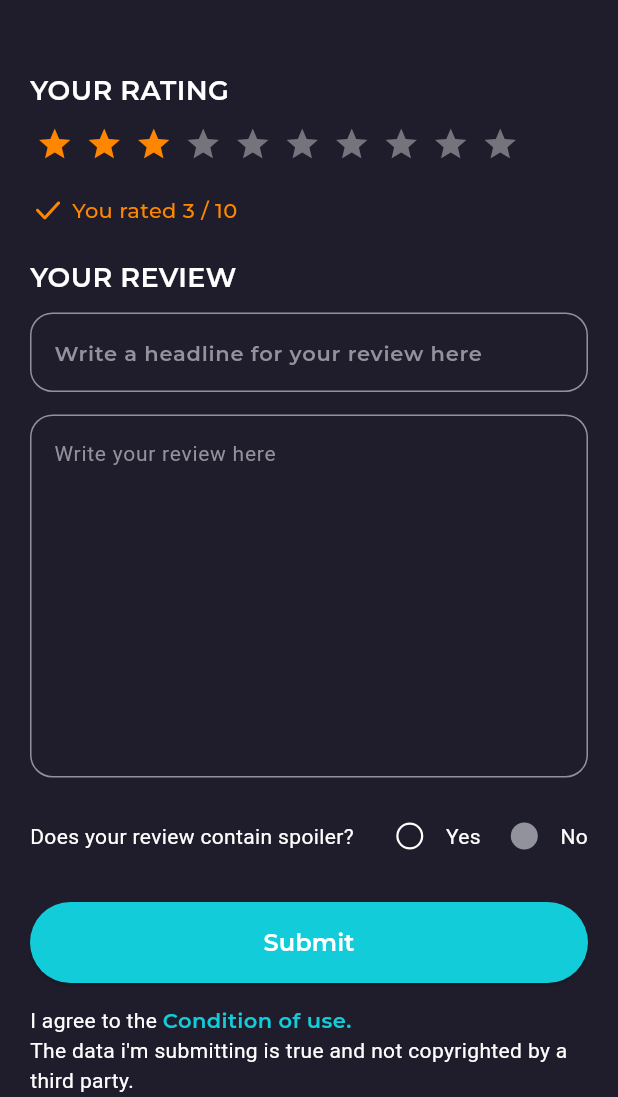
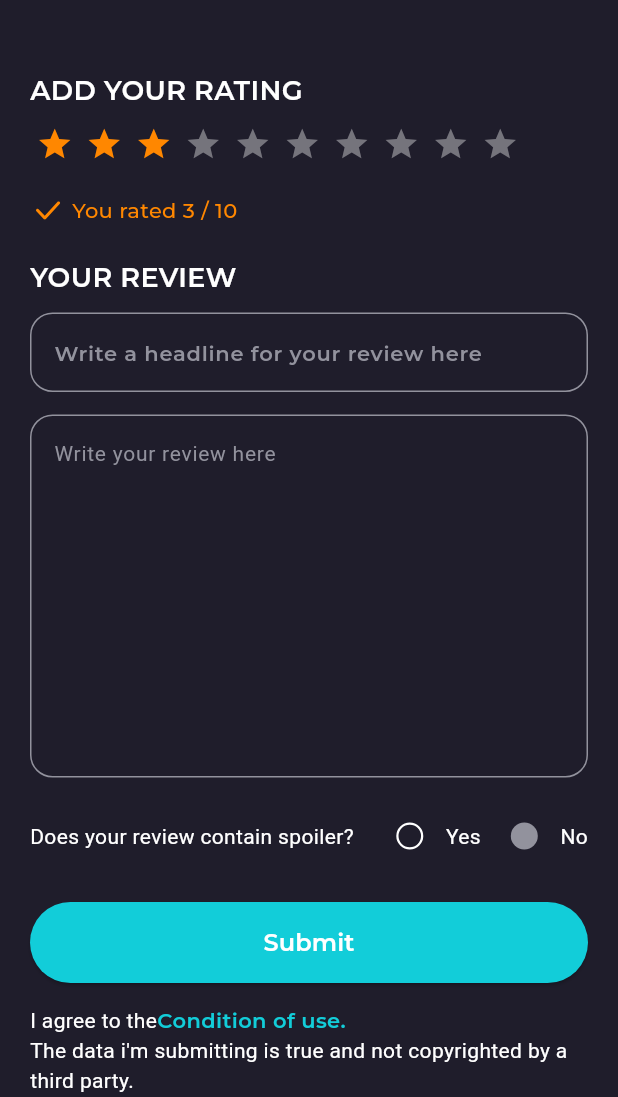
Before and after one commit to Mohammad-Nikmard/Cinemax, a Flutter app: the CommentsScreen screen opened directly with empty values, after a tap on "ADD YOUR REVIEW", on a phone screen of 412 x 824 dp, the part 139-1236 px from its top. Run offline on Flutter 3.47's test engine with Material 3 defaults, Android fonts, the phone set to English and light mode, and no system bars; drawn by our look-alikes of flutter_rating_bar; our stand-ins replace cached_network_image, connectivity_plus, dartz, dio, dropdown_button2, equatable and 11 more; accounts and stored records are empty; generated files the repository leaves out were written again; network calls fail; Roboto replaces fonts that are missing (MR); project files that could hold a hidden picture were left out.

```diff
--- a/lib/ui/comments_screen.dart
+++ b/lib/ui/comments_screen.dart
@@ -5,6 +5,7 @@ import 'package:cinemax/widgets/cached_image.dart';
 import 'package:flutter/material.dart';
 import 'package:flutter_svg/svg.dart';
 import 'package:persistent_bottom_nav_bar/persistent_tab_view.dart';
+import 'package:flutter_gen/gen_l10n/app_localizations.dart';
 
 class CommentsScreen extends StatelessWidget {
   const CommentsScreen(
@@ -222,9 +223,9 @@ class _CommentsHeader extends StatelessWidget {
             Column(
               crossAxisAlignment: CrossAxisAlignment.start,
               children: [
-                Row(
-                  children: [
-                    Text(
+                SizedBox(
+                  width: 190,
+                  child: Text(
                     movieName,
                     style: TextStyle(
                       fontSize: (MediaQueryHandler.screenWidth(context) < 290)
@@ -233,8 +234,9 @@ class _CommentsHeader extends StatelessWidget {
                       color: TextColors.whiteText,
                       fontFamily: "MM",
                     ),
+                    overflow: TextOverflow.ellipsis,
                   ),
-                    const SizedBox(width: 10),
+                ),
                 Text(
                   "($year)",
                   style: TextStyle(
@@ -245,10 +247,8 @@ class _CommentsHeader extends StatelessWidget {
                     fontFamily: "MR",
                   ),
                 ),
-                  ],
-                ),
                 Text(
-                  "Users review",
+                  AppLocalizations.of(context)!.userReview,
                   style: TextStyle(
                     fontSize: (MediaQueryHandler.screenWidth(context) < 290)
                         ? 14
@@ -273,7 +273,7 @@ class _CommentsHeader extends StatelessWidget {
                     );
                   },
                   child: Text(
-                    "ADD YOUR REVIEW",
+                    AppLocalizations.of(context)!.addReview,
                     style: TextStyle(
                       fontSize: (MediaQueryHandler.screenWidth(context) < 290)
                           ? 10
--- a/lib/ui/post_comment_screen.dart
+++ b/lib/ui/post_comment_screen.dart
@@ -4,6 +4,7 @@ import 'package:cinemax/widgets/cached_image.dart';
 import 'package:flutter/material.dart';
 import 'package:flutter_rating_bar/flutter_rating_bar.dart';
 import 'package:flutter_svg/svg.dart';
+import 'package:flutter_gen/gen_l10n/app_localizations.dart';
 
 class PostCommentScreen extends StatefulWidget {
   const PostCommentScreen(
@@ -41,9 +42,9 @@ class _PostCommentScreenState extends State<PostCommentScreen> {
                   year: widget.year,
                   imageURL: widget.imageURL,
                 ),
-                const Text(
-                  "YOUR RATING",
-                  style: TextStyle(
+                Text(
+                  AppLocalizations.of(context)!.addRating,
+                  style: const TextStyle(
                     fontSize: 18,
                     color: TextColors.whiteText,
                     fontFamily: "MSB",
@@ -82,7 +83,7 @@ class _PostCommentScreenState extends State<PostCommentScreen> {
                     ),
                     const SizedBox(height: 5),
                     Text(
-                      " You rated $rateText / 10",
+                      " ${AppLocalizations.of(context)!.youRated} $rateText / 10",
                       style: const TextStyle(
                         fontFamily: "MM",
                         fontSize: 14,
@@ -92,9 +93,9 @@ class _PostCommentScreenState extends State<PostCommentScreen> {
                   ],
                 ),
                 const SizedBox(height: 20),
-                const Text(
-                  "YOUR REVIEW",
-                  style: TextStyle(
+                Text(
+                  AppLocalizations.of(context)!.yourReview,
+                  style: const TextStyle(
                     fontSize: 18,
                     color: TextColors.whiteText,
                     fontFamily: "MSB",
@@ -108,11 +109,11 @@ class _PostCommentScreenState extends State<PostCommentScreen> {
                     fontSize: 14,
                   ),
                   controller: headlineController,
-                  decoration: const InputDecoration(
-                    hintText: "Write a headline for your review here",
-                    hintStyle:
-                        TextStyle(color: TextColors.greyText, fontSize: 14),
-                    enabledBorder: OutlineInputBorder(
+                  decoration: InputDecoration(
+                    hintText: AppLocalizations.of(context)!.rheadline,
+                    hintStyle: const TextStyle(
+                        color: TextColors.greyText, fontSize: 14),
+                    enabledBorder: const OutlineInputBorder(
                       borderSide: BorderSide(
                         width: 1,
                         color: TextColors.greyText,
@@ -121,7 +122,7 @@ class _PostCommentScreenState extends State<PostCommentScreen> {
                         Radius.circular(15),
                       ),
                     ),
-                    focusedBorder: OutlineInputBorder(
+                    focusedBorder: const OutlineInputBorder(
                       borderSide: BorderSide(
                         width: 1,
                         color: TextColors.greyText,
@@ -141,11 +142,11 @@ class _PostCommentScreenState extends State<PostCommentScreen> {
                     fontSize: 14,
                   ),
                   controller: reviewController,
-                  decoration: const InputDecoration(
-                    hintText: "Write your review here",
-                    hintStyle:
-                        TextStyle(color: TextColors.greyText, fontSize: 14),
-                    enabledBorder: OutlineInputBorder(
+                  decoration: InputDecoration(
+                    hintText: AppLocalizations.of(context)!.rReview,
+                    hintStyle: const TextStyle(
+                        color: TextColors.greyText, fontSize: 14),
+                    enabledBorder: const OutlineInputBorder(
                       borderSide: BorderSide(
                         width: 1,
                         color: TextColors.greyText,
@@ -154,7 +155,7 @@ class _PostCommentScreenState extends State<PostCommentScreen> {
                         Radius.circular(15),
                       ),
                     ),
-                    focusedBorder: OutlineInputBorder(
+                    focusedBorder: const OutlineInputBorder(
                       borderSide: BorderSide(
                         width: 1,
                         color: TextColors.greyText,
@@ -171,9 +172,9 @@ class _PostCommentScreenState extends State<PostCommentScreen> {
                   children: [
                     SizedBox(
                       width: MediaQueryHandler.screenWidth(context) - 190,
-                      child: const Text(
-                        "Does your review contain spoiler? ",
-                        style: TextStyle(
+                      child: Text(
+                        AppLocalizations.of(context)!.spoil,
+                        style: const TextStyle(
                           fontFamily: "MR",
                           fontSize: 14,
                           color: TextColors.whiteText,
@@ -197,9 +198,9 @@ class _PostCommentScreenState extends State<PostCommentScreen> {
                                 });
                               },
                             ),
-                            const Text(
-                              "Yes",
-                              style: TextStyle(
+                            Text(
+                              AppLocalizations.of(context)!.yes,
+                              style: const TextStyle(
                                 fontSize: 14,
                                 fontFamily: "MR",
                                 color: TextColors.whiteText,
@@ -223,9 +224,9 @@ class _PostCommentScreenState extends State<PostCommentScreen> {
                                 });
                               },
                             ),
-                            const Text(
-                              "No",
-                              style: TextStyle(
+                            Text(
+                              AppLocalizations.of(context)!.no,
+                              style: const TextStyle(
                                 fontSize: 14,
                                 fontFamily: "MR",
                                 color: TextColors.whiteText,
@@ -243,9 +244,9 @@ class _PostCommentScreenState extends State<PostCommentScreen> {
                   width: MediaQueryHandler.screenWidth(context),
                   child: ElevatedButton(
                     onPressed: () {},
-                    child: const Text(
-                      "Submit",
-                      style: TextStyle(
+                    child: Text(
+                      AppLocalizations.of(context)!.submit,
+                      style: const TextStyle(
                         color: TextColors.whiteText,
                         fontSize: 16,
                         fontFamily: "MSB",
@@ -254,24 +255,24 @@ class _PostCommentScreenState extends State<PostCommentScreen> {
                   ),
                 ),
                 const SizedBox(height: 15),
-                const Padding(
-                  padding: EdgeInsets.only(bottom: 25),
+                Padding(
+                  padding: const EdgeInsets.only(bottom: 25),
                   child: Column(
                     crossAxisAlignment: CrossAxisAlignment.start,
                     children: [
                       Row(
                         children: [
                           Text(
-                            "I agree to the ",
-                            style: TextStyle(
+                            AppLocalizations.of(context)!.agree,
+                            style: const TextStyle(
                               color: TextColors.whiteText,
                               fontSize: 14,
                               fontFamily: "MR",
                             ),
                           ),
                           Text(
-                            "Condition of use.",
-                            style: TextStyle(
+                            AppLocalizations.of(context)!.conditionOfUse,
+                            style: const TextStyle(
                               color: PrimaryColors.blueAccentColor,
                               fontSize: 14,
                               fontFamily: "MSB",
@@ -280,8 +281,8 @@ class _PostCommentScreenState extends State<PostCommentScreen> {
                         ],
                       ),
                       Text(
-                        "The data i'm submitting is true and not copyrighted by a third party.",
-                        style: TextStyle(
+                        AppLocalizations.of(context)!.couCaption,
+                        style: const TextStyle(
                           color: TextColors.whiteText,
                           fontSize: 14,
                           fontFamily: "MR",
@@ -347,12 +348,15 @@ class _Header extends StatelessWidget {
           Column(
             crossAxisAlignment: CrossAxisAlignment.start,
             children: [
-              Text(
-                movieName,
-                style: const TextStyle(
-                  fontFamily: "MSB",
-                  fontSize: 18,
-                  color: TextColors.whiteText,
+              SizedBox(
+                width: 200,
+                child: Text(
+                  movieName,
+                  style: const TextStyle(
+                    fontFamily: "MSB",
+                    fontSize: 18,
+                    color: TextColors.whiteText,
+                  ),
                 ),
               ),
               Text(
--- a/lib/ui/series_detial_screen.dart
+++ b/lib/ui/series_detial_screen.dart
@@ -147,7 +147,10 @@ class SeriesDetailScreen extends StatelessWidget {
                               PageTransitionAnimation.cupertino,
                         );
                       },
-                      child: const CommentSection(),
+                      child: const Padding(
+                        padding: EdgeInsets.only(top: 20),
+                        child: CommentSection(),
+                      ),
                     ),
                   ),
                 ],
```
Also changed, not shown: lib/l10n/app_en.arb (+15 -1 lines), lib/l10n/app_es.arb (+15 -1 lines), lib/l10n/app_fa.arb (+15 -1 lines), lib/l10n/app_fr.arb (+15 -1 lines), lib/l10n/app_zh.arb (+15 -1 lines), lib/widgets/comment_section.dart (+4 -3 lines). Lines whose indentation alone changed are shown as unchanged.
